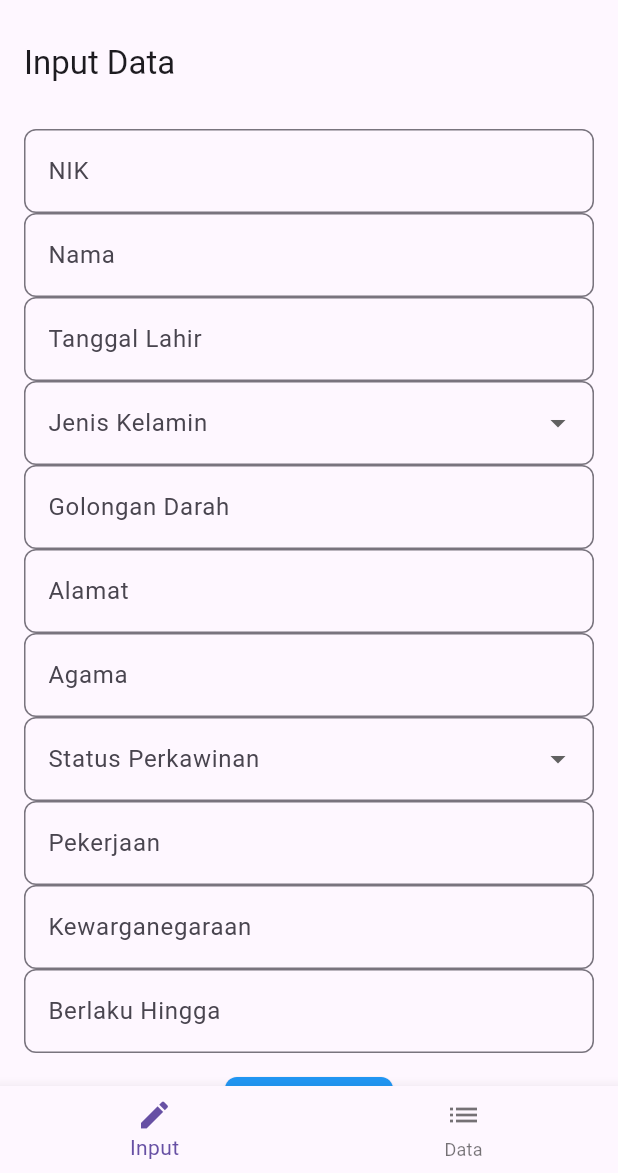
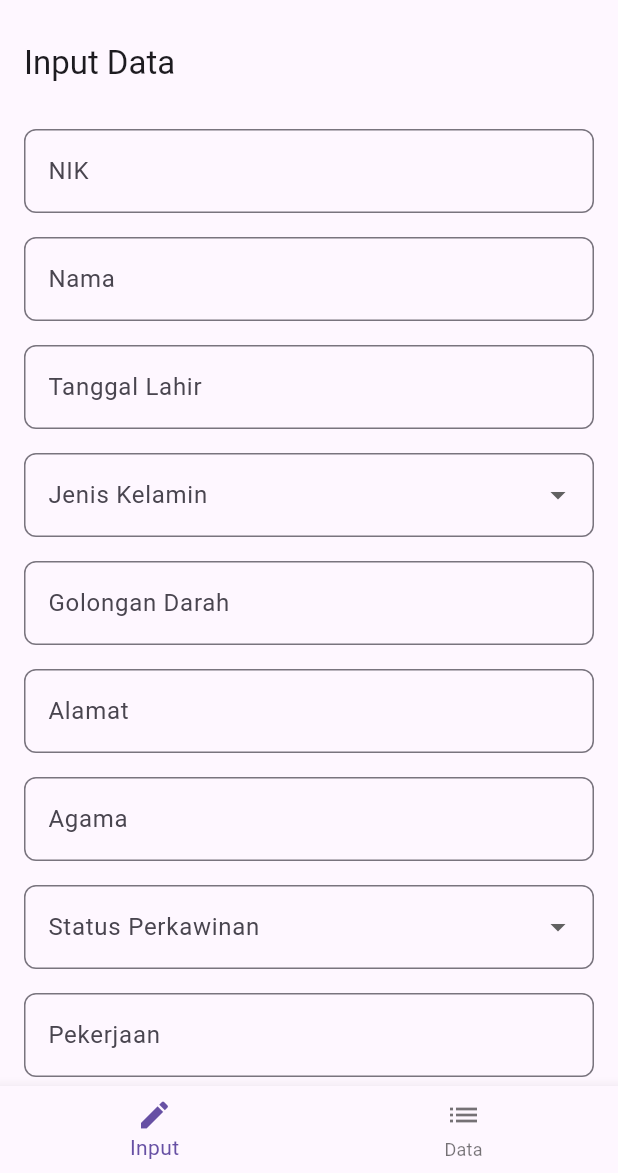
Before and after one commit to vickymaulana/DataPenduduk, a Flutter app: the screen it shows after launch, on a phone screen of 412 x 824 dp, the part 63-1236 px from its top. Run offline on Flutter 3.47's test engine with Material 3 defaults, Android fonts, the light colour scheme and no system bars; our stand-ins replace shared_preferences.

Commit message:
Refactor input screen layout

```diff
--- a/lib/screens/input_screen.dart
+++ b/lib/screens/input_screen.dart
@@ -90,33 +90,66 @@ class _InputScreenState extends State<InputScreen> {
         padding: EdgeInsets.all(16),
         child: Column(
           children: [
-            _buildTextField(_nikController, 'NIK', TextInputType.number, [FilteringTextInputFormatter.digitsOnly]),
-            _buildTextField(_namaController, 'Nama'),
+            Padding(
+              padding: EdgeInsets.only(bottom: 16),
+              child: _buildTextField(_nikController, 'NIK', TextInputType.number, [FilteringTextInputFormatter.digitsOnly]),
+            ),
+            Padding(
+              padding: EdgeInsets.only(bottom: 16),
+              child: _buildTextField(_namaController, 'Nama'),
+            ),
             GestureDetector(
               onTap: () => _selectDate(context, _tanggalLahirController),
               child: AbsorbPointer(
+                child: Padding(
+                  padding: EdgeInsets.only(bottom: 16),
                   child: _buildTextField(_tanggalLahirController, 'Tanggal Lahir'),
                 ),
               ),
-            _buildDropdownButtonFormField(
+            ),
+            Padding(
+              padding: EdgeInsets.only(bottom: 16),
+              child: _buildDropdownButtonFormField(
                 _jenisKelaminController,
                 'Jenis Kelamin',
                 ['Laki-laki', 'Perempuan'],
               ),
-            _buildTextField(_golonganDarahController, 'Golongan Darah'),
-            _buildTextField(_alamatController, 'Alamat'),
-            _buildTextField(_agamaController, 'Agama'),
-            _buildDropdownButtonFormField(
+            ),
+            Padding(
+              padding: EdgeInsets.only(bottom: 16),
+              child: _buildTextField(_golonganDarahController, 'Golongan Darah'),
+            ),
+            Padding(
+              padding: EdgeInsets.only(bottom: 16),
+              child: _buildTextField(_alamatController, 'Alamat'),
+            ),
+            Padding(
+              padding: EdgeInsets.only(bottom: 16),
+              child: _buildTextField(_agamaController, 'Agama'),
+            ),
+            Padding(
+              padding: EdgeInsets.only(bottom: 16),
+              child: _buildDropdownButtonFormField(
                 _statusPerkawinanController,
                 'Status Perkawinan',
                 ['Kawin', 'Belum Kawin'],
               ),
-            _buildTextField(_pekerjaanController, 'Pekerjaan'),
-            _buildTextField(_kewarganegaraanController, 'Kewarganegaraan'),
+            ),
+            Padding(
+              padding: EdgeInsets.only(bottom: 16),
+              child: _buildTextField(_pekerjaanController, 'Pekerjaan'),
+            ),
+            Padding(
+              padding: EdgeInsets.only(bottom: 16),
+              child: _buildTextField(_kewarganegaraanController, 'Kewarganegaraan'),
+            ),
             GestureDetector(
               onTap: () => _selectDate(context, _berlakuHinggaController),
               child: AbsorbPointer(
+                child: Padding(
+                  padding: EdgeInsets.only(bottom: 16),
                   child: _buildTextField(_berlakuHinggaController, 'Berlaku Hingga'),
+                ),
               ),
             ),
             SizedBox(height: 16),
```
Lines whose indentation alone changed are shown as unchanged.
